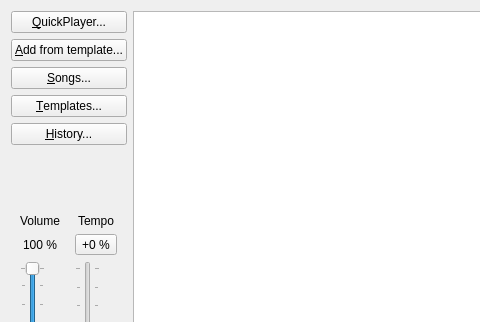
This is PlayerWindow.ui in madmaxoft/SkauTan as Qt 5 draws it before an edit; both pictures show x 0 to 480 and y 0 to 322 of the 716 by 472 pixel window. The edited form follows.
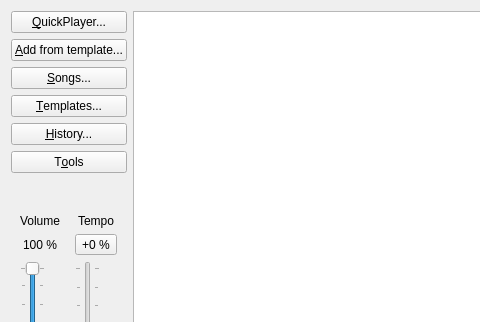
This is the edited form.

Commit message: Added background task list dialog.

What changed in the file:
```diff
--- a/PlayerWindow.ui
+++ b/PlayerWindow.ui
@@ -52,6 +52,13 @@
         </property>
        </widget>
       </item>
+      <item>
+       <widget class="QPushButton" name="btnTools">
+        <property name="text">
+         <string>T&amp;ools</string>
+        </property>
+       </widget>
+      </item>
       <item>
        <spacer name="verticalSpacer">
         <property name="orientation">
```
Left out of the diff: 5 changed lines with no effect on the pictures. The commit also changes 6 other files.
